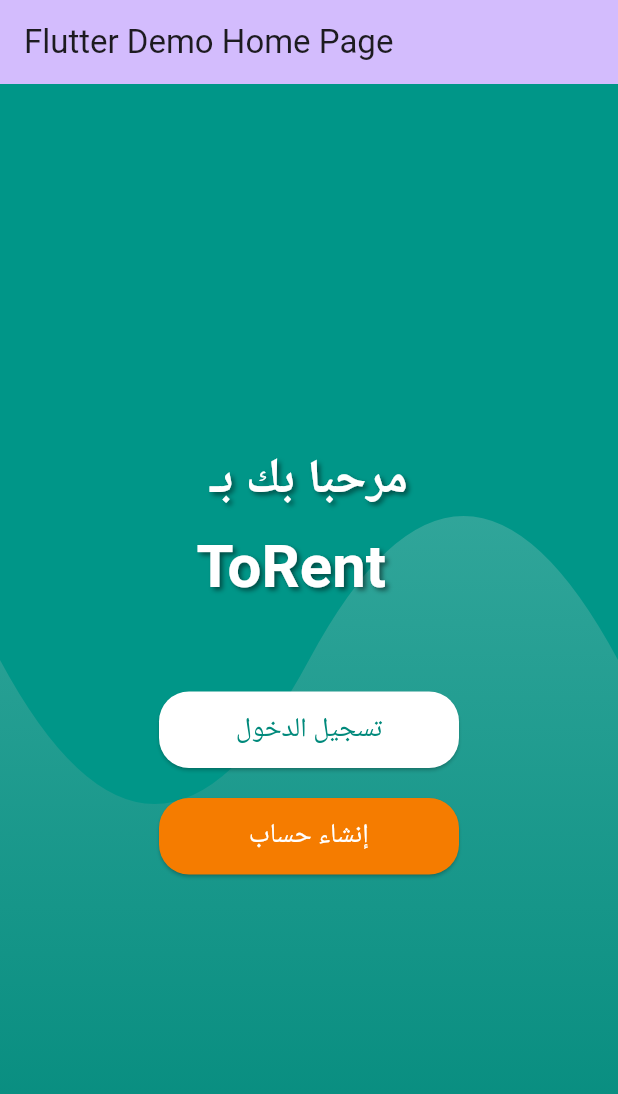
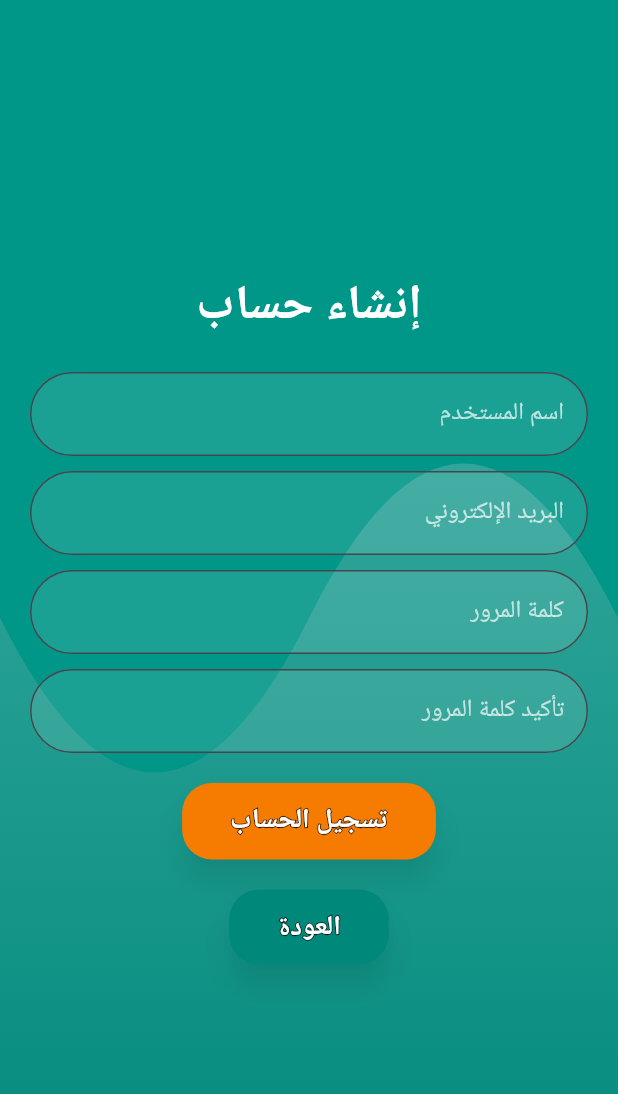
Before and after one commit to ZiadAlrzooq/to_rent, a Flutter app: the screen it shows after launch, after a tap on "إنشاء حساب", on a phone screen of 412 x 824 dp. Shown: the top 1094 px of the screen. Run offline on Flutter 3.47's test engine with Material 3 defaults, Android fonts, the light colour scheme and no system bars; drawn by our look-alikes of animated_text_kit; our stand-ins replace firebase_auth, widget_and_text_animator; accounts and stored records are empty; network calls fail.

Commit message:
Add login & register pages and input field widget; update main app routing

```diff
--- a/lib/main.dart
+++ b/lib/main.dart
@@ -1,98 +1,27 @@
+// main.dart
 import 'package:flutter/material.dart';
-import 'package:firebase_core/firebase_core.dart';
-import 'package:to_rent/pages/profile.dart';
-import 'package:to_rent/pages/posts.dart';
-import 'package:to_rent/pages/home_page.dart';
+import 'pages/home_page.dart';
+import 'pages/login_page.dart';
+import 'pages/register_page.dart';
 
-void main() async {
-  WidgetsFlutterBinding.ensureInitialized();
-  await Firebase.initializeApp();
-  runApp(const MyApp());
+void main() {
+  runApp(MyApp());
 }
 
 class MyApp extends StatelessWidget {
-  const MyApp({super.key});
-
-  // This widget is the root of your application.
   @override
   Widget build(BuildContext context) {
     return MaterialApp(
-      title: 'Flutter Demo',
+      title: 'ToRent App',
       theme: ThemeData(
-        // This is the theme of your application.
-        //
-        // TRY THIS: Try running your application with "flutter run". You'll see
-        // the application has a purple toolbar. Then, without quitting the app,
-        // try changing the seedColor in the colorScheme below to Colors.green
-        // and then invoke "hot reload" (save your changes or press the "hot
-        // reload" button in a Flutter-supported IDE, or press "r" if you used
-        // the command line to start the app).
-        //
-        // Notice that the counter didn't reset back to zero; the application
-        // state is not lost during the reload. To reset the state, use hot
-        // restart instead.
-        //
-        // This works for code too, not just values: Most code changes can be
-        // tested with just a hot reload.
-        colorScheme: ColorScheme.fromSeed(seedColor: Colors.deepPurple),
-        useMaterial3: true,
+        primarySwatch: Colors.teal,
       ),
-      home: const MyHomePage(title: 'Flutter Demo Home Page'),
+      initialRoute: '/',
+      routes: {
+        '/': (context) => HomePage(),
+        '/login': (context) => LoginPage(),
+        '/register': (context) => RegisterPage(),
+      },
     );
   }
 }
-
-class MyHomePage extends StatefulWidget {
-  const MyHomePage({super.key, required this.title});
-
-  // This widget is the home page of your application. It is stateful, meaning
-  // that it has a State object (defined below) that contains fields that affect
-  // how it looks.
-
-  // This class is the configuration for the state. It holds the values (in this
-  // case the title) provided by the parent (in this case the App widget) and
-  // used by the build method of the State. Fields in a Widget subclass are
-  // always marked "final".
-
-  final String title;
-
-  @override
-  State<MyHomePage> createState() => _MyHomePageState();
-}
-
-class _MyHomePageState extends State<MyHomePage> {
-  int _counter = 0;
-
-  void _incrementCounter() {
-    setState(() {
-      // This call to setState tells the Flutter framework that something has
-      // changed in this State, which causes it to rerun the build method below
-      // so that the display can reflect the updated values. If we changed
-      // _counter without calling setState(), then the build method would not be
-      // called again, and so nothing would appear to happen.
-      _counter++;
-    });
-  }
-
-  @override
-  Widget build(BuildContext context) {
-    // This method is rerun every time setState is called, for instance as done
-    // by the _incrementCounter method above.
-    //
-    // The Flutter framework has been optimized to make rerunning build methods
-    // fast, so that you can just rebuild anything that needs updating rather
-    // than having to individually change instances of widgets.
-    return Scaffold(
-      appBar: AppBar(
-        // TRY THIS: Try changing the color here to a specific color (to
-        // Colors.amber, perhaps?) and trigger a hot reload to see the AppBar
-        // change color while the other colors stay the same.
-        backgroundColor: Theme.of(context).colorScheme.inversePrimary,
-        // Here we take the value from the MyHomePage object that was created by
-        // the App.build method, and use it to set our appbar title.
-        title: Text(widget.title),
-      ),
-      body: HomePage(),
-    );
-  }
-}
--- a/lib/pages/home_page.dart
+++ b/lib/pages/home_page.dart
@@ -1,29 +1,15 @@
+// lib/pages/home_page.dart
 import 'package:flutter/material.dart';
 import 'package:animated_text_kit/animated_text_kit.dart';
+import '../widgets/background_widget.dart';
+import '../widgets/custom_button.dart';
+import 'package:widget_and_text_animator/widget_and_text_animator.dart';
 
 class HomePage extends StatelessWidget {
   @override
   Widget build(BuildContext context) {
     return Scaffold(
-      body: Stack(
-        children: [
-          Container(
-            decoration: BoxDecoration(
-              gradient: LinearGradient(
-                colors: [
-                  Colors.teal[300]!,
-                  Colors.teal[600]!,
-                ],
-                begin: Alignment.topCenter,
-                end: Alignment.bottomCenter,
-              ),
-            ),
-          ),
-          CustomPaint(
-            painter: CurvePainter(),
-            child: Container(),
-          ),
-          Center(
+      body: GradientBackground(
         child: Column(
           mainAxisAlignment: MainAxisAlignment.center,
           children: [
@@ -35,9 +21,9 @@ class HomePage extends StatelessWidget {
                 fontWeight: FontWeight.w600,
                 shadows: [
                   Shadow(
-                        color: Colors.black.withOpacity(0.5),
-                        offset: Offset(2, 2),
-                        blurRadius: 4,
+                    color: Colors.black54,
+                    offset: Offset(1, 1),
+                    blurRadius: 2,
                   ),
                 ],
               ),
@@ -45,105 +31,42 @@ class HomePage extends StatelessWidget {
             ),
             SizedBox(height: 10),
             SizedBox(
-                  width: 150.0,
-                  child: DefaultTextStyle(
+                width: 160.0,
+                child: TextAnimator(
+                  'ToRent',
                   style: TextStyle(
-                      fontSize: 40,
+                    fontSize: 48,
                     color: Colors.white,
                     fontWeight: FontWeight.bold,
                     shadows: [
                       Shadow(
-                          color: Colors.black.withOpacity(0.5),
-                          offset: Offset(2, 2),
-                          blurRadius: 4,
+                        color: Colors.black54,
+                        offset: Offset(1, 1),
+                        blurRadius: 2,
                       ),
                     ],
                   ),
-                    child: AnimatedTextKit(
-                      animatedTexts: [
-                        TypewriterAnimatedText(
-                          'ToRent',
-                          speed: Duration(milliseconds: 400),
-                          curve: Curves.decelerate,
-                        ),
-                      ],
-                      repeatForever: true,
-                      onTap: () {
-                        print("Welcome to ToRent!");
+                  incomingEffect: WidgetTransitionEffects.incomingOffsetThenScale(delay: Duration(milliseconds: 500), duration: Duration(milliseconds: 1000)),
+                )),
+            SizedBox(height: 60),
+            CustomButton(
+              text: 'تسجيل الدخول',
+              onPressed: () {
+                Navigator.pushNamed(context, '/login');
               },
-                    ),
-                  ),
-                ),
-                SizedBox(height: 60),
-                SizedBox(
-                  width: 200, // Set a fixed width for both buttons
-                  child: ElevatedButton(
-                    onPressed: () {
-                      // Handle login action
-                    },
-                    style: ElevatedButton.styleFrom(
-                      backgroundColor: Colors.white,
-                      foregroundColor: Colors.teal[600],
-                      padding: EdgeInsets.symmetric(vertical: 12),
-                      shape: RoundedRectangleBorder(
-                        borderRadius: BorderRadius.circular(20),
-                      ),
-                    ),
-                    child: Text(
-                      'تسجيل الدخول',
-                      style: TextStyle(fontSize: 18),
-                    ),
-                  ),
+              color: Colors.teal[600]!,
             ),
             SizedBox(height: 20),
-                SizedBox(
-                  width: 200, // Set the same fixed width
-                  child: ElevatedButton(
+            CustomButton(
+              text: 'إنشاء حساب',
               onPressed: () {
-                      // Handle register action
+                Navigator.pushNamed(context, '/register');
               },
-                    style: ElevatedButton.styleFrom(
-                      backgroundColor: Colors.orange[700],
-                      foregroundColor: Colors.white,
-                      padding: EdgeInsets.symmetric(vertical: 12),
-                      shape: RoundedRectangleBorder(
-                        borderRadius: BorderRadius.circular(20),
-                      ),
-                    ),
-                    child: Text(
-                      'إنشاء حساب',
-                      style: TextStyle(fontSize: 18),
-                    ),
-                  ),
+              color: Colors.orange[700]!,
             ),
           ],
         ),
       ),
-        ],
-      ),
     );
   }
 }
-
-class CurvePainter extends CustomPainter {
-  @override
-  void paint(Canvas canvas, Size size) {
-    Paint paint = Paint()
-      ..color = Colors.teal[500]!
-      ..style = PaintingStyle.fill;
-
-    Path path = Path()
-      ..lineTo(0, size.height * 0.5)
-      ..quadraticBezierTo(size.width * 0.25, size.height * 0.75, size.width * 0.5, size.height * 0.5)
-      ..quadraticBezierTo(size.width * 0.75, size.height * 0.25, size.width, size.height * 0.5)
-      ..lineTo(size.width, 0)
-      ..close();
-
-    canvas.drawPath(path, paint);
-  }
-
-  @override
-  bool shouldRepaint(CustomPainter oldDelegate) {
-    return false;
-  }
-}
--- /dev/null
+++ b/lib/pages/login_page.dart
@@ -0,0 +1,30 @@
+import 'package:flutter/material.dart';
+import '../widgets/background_widget.dart';
+import '../widgets/custom_button.dart';
+
+class LoginPage extends StatelessWidget {
+  @override
+  Widget build(BuildContext context) {
+    return Scaffold(
+      body: GradientBackground(
+        child: Column(
+          mainAxisAlignment: MainAxisAlignment.center,
+          children: [
+            Text(
+              'تسجيل الدخول',
+              style: TextStyle(fontSize: 32, color: Colors.white, fontWeight: FontWeight.bold),
+            ),
+            SizedBox(height: 20),
+            CustomButton(
+              text: 'العودة',
+              onPressed: () {
+                Navigator.pop(context);
+              },
+              color: Colors.teal[600]!,
+            ),
+          ],
+        ),
+      ),
+    );
+  }
+}
--- /dev/null
+++ b/lib/pages/register_page.dart
@@ -0,0 +1,108 @@
+// lib/pages/register_page.dart
+import 'package:flutter/material.dart';
+import '../widgets/background_widget.dart';
+import '../widgets/custom_button.dart';
+import '../widgets/input_field.dart';
+
+class RegisterPage extends StatelessWidget {
+  final _formKey = GlobalKey<FormState>();
+  final TextEditingController usernameController = TextEditingController();
+  final TextEditingController emailController = TextEditingController();
+  final TextEditingController passwordController = TextEditingController();
+  final TextEditingController confirmPasswordController = TextEditingController();
+
+  @override
+  Widget build(BuildContext context) {
+    return Scaffold(
+      body: GradientBackground(
+        child: Padding(
+            padding: const EdgeInsets.symmetric(horizontal: 20.0),
+            child: Form(
+              key: _formKey,
+              child: Directionality(
+                textDirection: TextDirection.rtl,
+                child: Column(
+                  mainAxisAlignment: MainAxisAlignment.center,
+                  children: [
+                    Text(
+                      'إنشاء حساب',
+                      style: TextStyle(
+                          fontSize: 32,
+                          color: Colors.white,
+                          fontWeight: FontWeight.bold),
+                    ),
+                    SizedBox(height: 20),
+                    InputField(
+                      controller: usernameController,
+                      label: 'اسم المستخدم',
+                      validator: (value) {
+                        if (value == null || value.isEmpty) {
+                          return 'الرجاء إدخال اسم المستخدم';
+                        }
+                        return null;
+                      },
+                    ),
+                    SizedBox(height: 10),
+                    InputField(
+                      controller: emailController,
+                      label: 'البريد الإلكتروني',
+                      validator: (value) {
+                        if (value == null || value.isEmpty) {
+                          return 'الرجاء إدخال البريد الإلكتروني';
+                        }
+                        return null;
+                      },
+                    ),
+                    SizedBox(height: 10),
+                    InputField(
+                      controller: passwordController,
+                      label: 'كلمة المرور',
+                      validator: (value) {
+                        if (value == null || value.isEmpty) {
+                          return 'الرجاء إدخال كلمة المرور';
+                        }
+                        return null;
+                      },
+                      obscureText: true,
+                    ),
+                    SizedBox(height: 10),
+                    InputField(
+                      controller: confirmPasswordController,
+                      label: 'تأكيد كلمة المرور',
+                      validator: (value) {
+                        if (value == null || value.isEmpty) {
+                          return 'الرجاء إدخال تأكيد كلمة المرور';
+                        }
+                        if (value != passwordController.text) {
+                          return 'كلمة المرور غير متطابقة';
+                        }
+                        return null;
+                      },
+                      obscureText: true,
+                    ),
+                    SizedBox(height: 20),
+                    CustomButton(
+                      text: 'تسجيل الحساب',
+                      onPressed: () {
+                        if (_formKey.currentState!.validate()) {
+                          // Handle registration action
+                        }
+                      },
+                      color: Colors.orange[700]!,
+                    ),
+                    SizedBox(height: 20),
+                    CustomButton(
+                      text: 'العودة',
+                      onPressed: () {
+                        Navigator.pop(context);
+                      },
+                      color: Colors.teal[600]!,
+                    ),
+                  ],
+                ),
+              ),
+            )),
+      ),
+    );
+  }
+}
--- /dev/null
+++ b/lib/widgets/background_widget.dart
@@ -0,0 +1,56 @@
+// lib/widgets/background_widget.dart
+import 'package:flutter/material.dart';
+
+class GradientBackground extends StatelessWidget {
+  final Widget child;
+
+  const GradientBackground({required this.child});
+
+  @override
+  Widget build(BuildContext context) {
+    return Stack(
+      children: [
+        Container(
+          decoration: BoxDecoration(
+            gradient: LinearGradient(
+              colors: [
+                Colors.teal[300]!,
+                Colors.teal[600]!,
+              ],
+              begin: Alignment.topCenter,
+              end: Alignment.bottomCenter,
+            ),
+          ),
+        ),
+        CustomPaint(
+          painter: CurvePainter(),
+          child: Container(),
+        ),
+        Center(child: child),
+      ],
+    );
+  }
+}
+
+class CurvePainter extends CustomPainter {
+  @override
+  void paint(Canvas canvas, Size size) {
+    Paint paint = Paint()
+      ..color = Colors.teal[500]!
+      ..style = PaintingStyle.fill;
+
+    Path path = Path()
+      ..lineTo(0, size.height * 0.5)
+      ..quadraticBezierTo(size.width * 0.25, size.height * 0.75, size.width * 0.5, size.height * 0.5)
+      ..quadraticBezierTo(size.width * 0.75, size.height * 0.25, size.width, size.height * 0.5)
+      ..lineTo(size.width, 0)
+      ..close();
+
+    canvas.drawPath(path, paint);
+  }
+
+  @override
+  bool shouldRepaint(CustomPainter oldDelegate) {
+    return false;
+  }
+}
--- /dev/null
+++ b/lib/widgets/custom_button.dart
@@ -0,0 +1,52 @@
+import 'package:flutter/material.dart';
+
+class CustomButton extends StatelessWidget {
+  final String text;
+  final VoidCallback onPressed;
+  final Color color;
+
+  const CustomButton({
+    required this.text,
+    required this.onPressed,
+    required this.color,
+  });
+
+  @override
+  Widget build(BuildContext context) {
+    return ElevatedButton(
+      onPressed: onPressed,
+      style: ElevatedButton.styleFrom(
+        backgroundColor: color,
+        padding: EdgeInsets.symmetric(horizontal: 32, vertical: 12),
+        shape: RoundedRectangleBorder(
+          borderRadius: BorderRadius.circular(20),
+        ),
+        elevation: 8,
+        shadowColor: Colors.black.withOpacity(0.4),
+      ),
+      child: Stack(
+        children: [
+          Text(
+            text,
+            style: TextStyle(
+              fontSize: 18,
+              fontWeight: FontWeight.bold,
+              foreground: Paint()
+                ..style = PaintingStyle.stroke
+                ..strokeWidth = 1.5
+                ..color = Colors.black.withOpacity(0.7),
+            ),
+          ),
+          Text(
+            text,
+            style: TextStyle(
+              fontSize: 18,
+              fontWeight: FontWeight.bold,
+              color: Colors.white,
+            ),
+          ),
+        ],
+      ),
+    );
+  }
+}
--- /dev/null
+++ b/lib/widgets/input_field.dart
@@ -0,0 +1,37 @@
+// lib/widgets/input_field.dart
+import 'package:flutter/material.dart';
+
+class InputField extends StatelessWidget {
+  final TextEditingController controller;
+  final String label;
+  final String? Function(String?)? validator;
+  final bool obscureText;
+
+  const InputField({
+    Key? key,
+    required this.controller,
+    required this.label,
+    required this.validator,
+    this.obscureText = false,
+  }) : super(key: key);
+
+  @override
+  Widget build(BuildContext context) {
+    return TextFormField(
+      controller: controller,
+      decoration: InputDecoration(
+        labelText: label,
+        labelStyle: TextStyle(color: Colors.white70),
+        border: OutlineInputBorder(
+          borderRadius: BorderRadius.circular(30.0),
+          borderSide: BorderSide(color: Colors.teal[600]!),
+        ),
+        filled: true,
+        fillColor: Colors.white.withOpacity(0.1),
+      ),
+      style: TextStyle(color: Colors.white),
+      obscureText: obscureText,
+      validator: validator,
+    );
+  }
+}
--- a/pubspec.yaml
+++ b/pubspec.yaml
@@ -38,6 +38,7 @@ dependencies:
   firebase_core: ^2.15.0
   firebase_auth: ^4.16.0
   animated_text_kit: ^4.2.2
+  widget_and_text_animator: ^1.1.5
 
 dev_dependencies:
   flutter_test:
```
Also changed, not shown: lib/pages/login_register_page.dart (deleted), pubspec.lock. Lines whose indentation alone changed are shown as unchanged.
